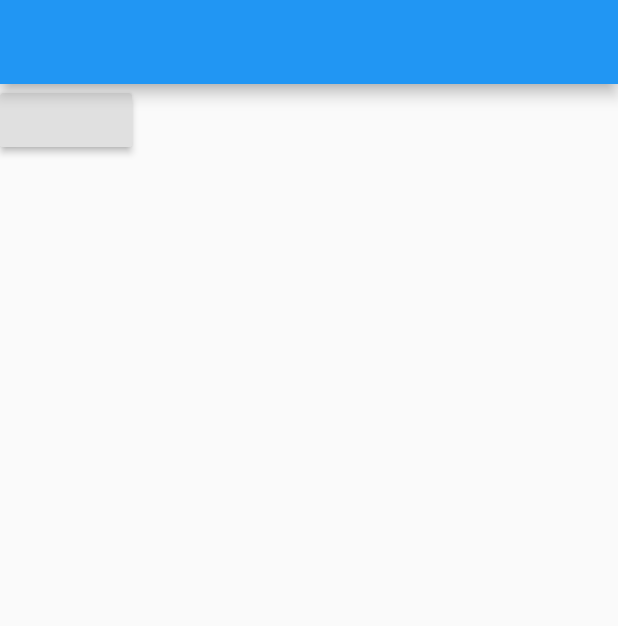
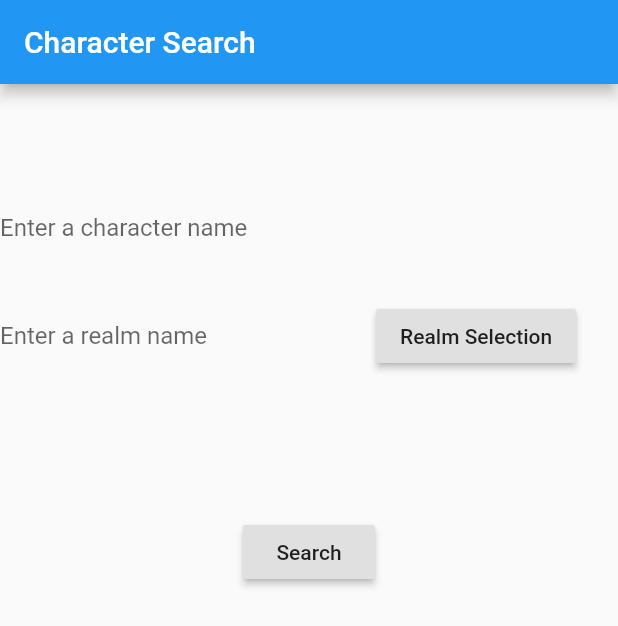
Before and after one commit to leono93/flutter-practice, a Flutter app: the screen it shows after launch, on a phone screen of 412 x 824 dp. Shown: the top 626 px of the screen. Run offline on Flutter 3.47's test engine with Material 2 defaults, Android fonts, the light colour scheme and no system bars; our stand-ins replace bordered_text.

Commit message:
Search input fields and fetching values

```diff
--- a/lib/realms.dart
+++ b/lib/realms.dart
@@ -2,19 +2,46 @@ import 'dart:core';
 import 'package:flutter/material.dart';
 
 class RealmButton extends StatelessWidget {
+  TextEditingController nameController = new TextEditingController();
+  TextEditingController realmController = new TextEditingController();
   @override
   Widget build(BuildContext context) {
     return Scaffold(
-      appBar: AppBar(),
-      body: RaisedButton(
+      appBar: AppBar(title: Text('Character Search')),
+      body: Stack(children: <Widget>[
+      Container(
+        alignment: FractionalOffset(0.5, 0.10),
+      child: TextField(
+        controller: nameController,
+        decoration: InputDecoration(
+          border: InputBorder.none,
+          hintText: 'Enter a character name'
+        ))),      Container(
+        alignment: FractionalOffset(0.5, 0.20),
+      child: TextField(
+        controller: realmController,
+        decoration: InputDecoration(
+        border: InputBorder.none,
+        hintText: 'Enter a realm name'
+        ))),
+        Container(
+          alignment: FractionalOffset(0.90, 0.20),
+      child: RaisedButton(
         onPressed: () {
           Navigator.push(
           context,
           MaterialPageRoute(
           builder: (context) => ListViewRealms()),
           );
-        }
-    ));
+        },
+        child: Text('Realm Selection')
+    ),),
+            Container(
+          alignment: FractionalOffset(0.5, 0.4),
+      child: RaisedButton(
+        onPressed: () {print(nameController.text); print(realmController.text);},
+        child: Text('Search')
+    ),)]));
   }
 }
 
```
